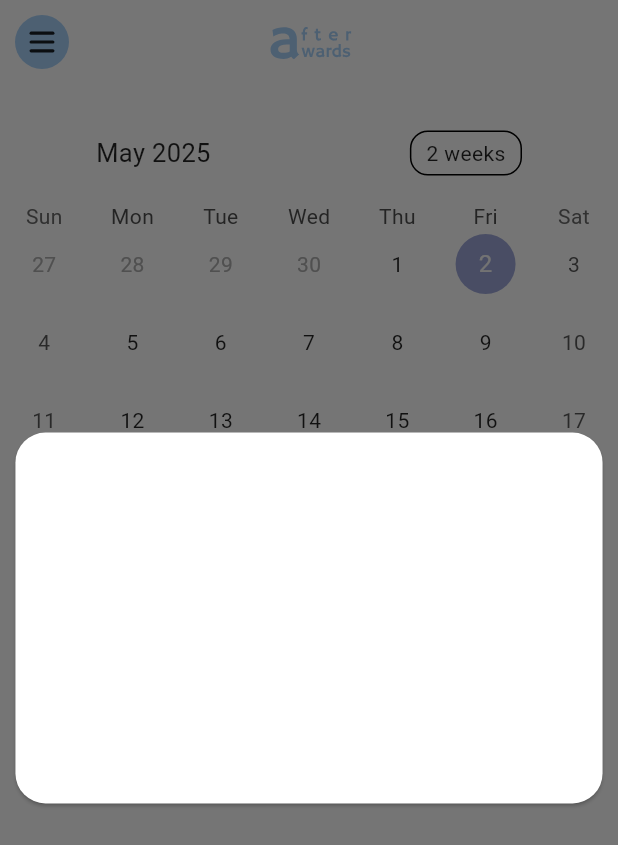
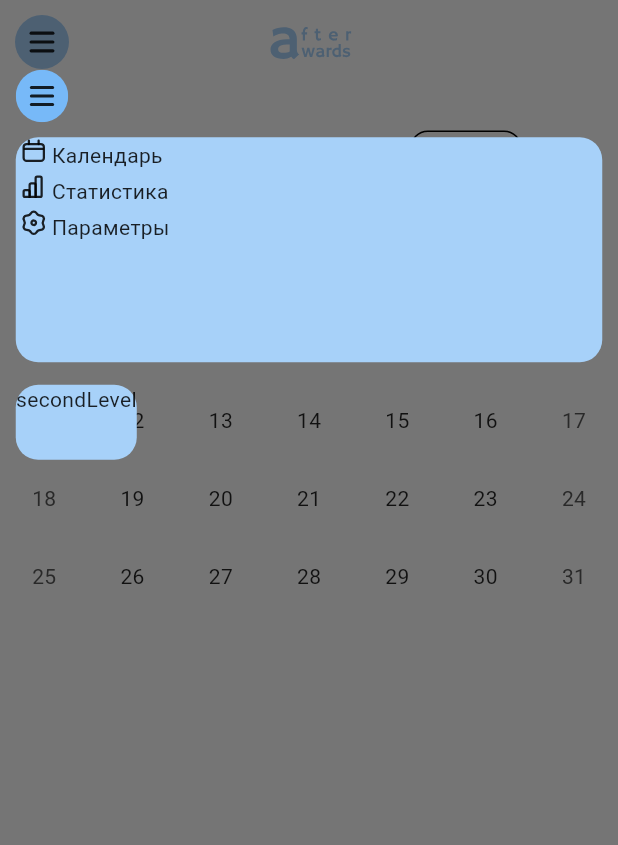
Before and after one commit to za5en/afterwards, a Flutter app: the screen it shows after launch, with the side drawer open, on a phone screen of 412 x 824 dp. Shown: the top 845 px of the screen. Run offline on Flutter 3.47's test engine with Material 3 defaults, Android fonts, the phone set to English and light mode, and no system bars; drawn by our look-alikes of table_calendar; our stand-ins replace flutter_svg, get; Roboto replaces fonts that are missing (OpenSans).

Commit message:
drawer upd2

```diff
--- /dev/null
+++ b/lib/view/widgets/a_menu_line.dart
@@ -0,0 +1,12 @@
+import 'package:afterwards/view/widgets/a_svg.dart';
+import 'package:flutter/material.dart';
+
+class AMenuLine extends StatelessWidget {
+  final Map menu;
+  const AMenuLine({super.key, required this.menu});
+
+  @override
+  Widget build(BuildContext context) {
+    return Row(children: [ASvg(assetName: menu['image']), Text(menu['name'])]);
+  }
+}
--- a/lib/view/widgets/navigation_drawer.dart
+++ b/lib/view/widgets/navigation_drawer.dart
@@ -1,57 +1,130 @@
+import 'package:afterwards/view/widgets/a_menu_line.dart';
 import 'package:afterwards/view/widgets/a_svg.dart';
 import 'package:flutter/material.dart';
 
 class ANavigationDrawer extends StatelessWidget {
   const ANavigationDrawer({super.key});
 
+  final int? currentRating = 141;
+
   @override
   Widget build(BuildContext context) {
     double w = MediaQuery.of(context).size.width;
-    double h = MediaQuery.of(context).size.height;
+    // double h = MediaQuery.of(context).size.height;
     final theme = Theme.of(context);
+
+    List<Map> menu = [
+      {
+        'name': 'Календарь',
+        'page': 'calendar',
+        'image': 'assets/images/calendar.svg',
+        'off_image': 'assets/images/calendar-gray.svg',
+      },
+      {
+        'name': 'Статистика',
+        'page': 'stats',
+        'image': 'assets/images/reports.svg',
+        'off_image': 'assets/images/reports-gray.svg',
+      },
+      {
+        'name': 'Параметры',
+        'page': 'settings',
+        'image': 'assets/images/settings.svg',
+        'off_image': 'assets/images/settings-gray.svg',
+      },
+    ];
+
+    List<int> ranges = [0, 150, 300, 500, 700, 1000];
+    List<String> names = [
+      'firstLevel',
+      'secondLevel',
+      'thirdLevel',
+      'fourthLevel',
+      'fifthLevel',
+      'sixthLevel',
+    ];
+
+    String findRating() {
+      for (var i = 0; i < ranges.length; i++) {
+        if (currentRating! < ranges[i]) {
+          return names[i];
+        }
+      }
+      return 'undefined';
+    }
+
     return Center(
-      child: Container(
-        height: h * 0.3,
-        // child: Column(
-        //   children: [
-        //     InkWell(
-        //       customBorder: RoundedRectangleBorder(
-        //         borderRadius: BorderRadius.circular(15),
-        //       ),
-        //       child: ASvg(
-        //         assetName: 'assets/images/menu-button-selected.svg',
-        //         height: 35,
-        //       ),
-        //       onTap: () {
-        //         Navigator.pop(context);
-        //         // Get.back();
-        //       },
-        //     ),
-        child: Container(
-          width: w * 0.95,
+      child: SizedBox(
+        width: w,
         child: Drawer(
-            shadowColor: Colors.black,
           shape: const RoundedRectangleBorder(
             borderRadius: BorderRadius.all(Radius.circular(20)),
           ),
-            backgroundColor: theme.colorScheme.surface,
+          backgroundColor: Colors.transparent,
           child: Padding(
-              padding: const EdgeInsets.symmetric(vertical: 20, horizontal: 20),
+            padding: const EdgeInsets.symmetric(
+              vertical: 46.5,
+              horizontal: 10.5,
+            ),
             child: Stack(
               children: [
                 SingleChildScrollView(
                   child: Column(
                     crossAxisAlignment: CrossAxisAlignment.start,
-                      children: [const SizedBox(height: 30)],
+                    children: [
+                      InkWell(
+                        customBorder: RoundedRectangleBorder(
+                          borderRadius: BorderRadius.circular(15),
+                        ),
+                        child: ASvg(
+                          assetName: 'assets/images/menu-button-selected.svg',
+                          height: 35,
+                        ),
+                        onTap: () {
+                          Navigator.pop(context);
+                        },
+                      ),
+                      Padding(
+                        padding: const EdgeInsets.only(top: 10.0),
+                        child: SizedBox(
+                          height: 150,
+                          child: Container(
+                            decoration: BoxDecoration(
+                              color: theme.colorScheme.primary,
+                              borderRadius: BorderRadius.circular(15),
+                            ),
+                            child: Expanded(
+                              child: ListView.builder(
+                                itemCount: menu.length,
+                                prototypeItem: AMenuLine(menu: menu.first),
+                                itemBuilder: (context, index) {
+                                  return AMenuLine(menu: menu[index]);
+                                },
+                              ),
+                            ),
+                          ),
+                        ),
+                      ),
+                      Padding(
+                        padding: const EdgeInsets.only(top: 15.0),
+                        child: SizedBox(
+                          height: 50,
+                          child: Container(
+                            decoration: BoxDecoration(
+                              color: theme.colorScheme.primary,
+                              borderRadius: BorderRadius.circular(15),
+                            ),
+                            child: Text(findRating()),
+                          ),
+                        ),
+                      ),
+                    ],
                   ),
                 ),
               ],
             ),
           ),
         ),
-          //   ),
-          // ],
-        ),
       ),
     );
   }
```
Lines whose indentation alone changed are shown as unchanged.
